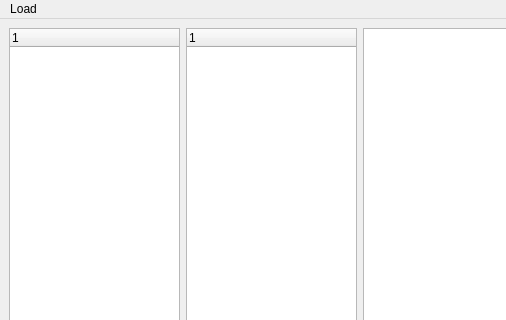
Before: the Qt Designer form src/dds_main_window.ui in wroyca/dds, drawn with Qt 5; both pictures show x 0 to 506 and y 0 to 320 of the 720 by 600 pixel window.
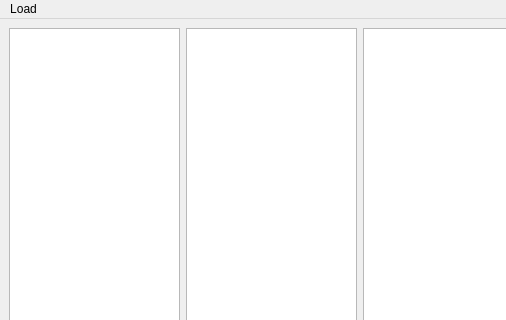
After: the same form once the commit is applied.

Commit message: Fix LIEF exception if the symbol is not found

What changed in the file:
```diff
--- a/src/dds_main_window.ui
+++ b/src/dds_main_window.ui
@@ -19,6 +19,12 @@
      <layout class="QHBoxLayout" name="horizontalLayout">
       <item>
        <widget class="QTreeWidget" name="treeWidget">
+        <property name="rootIsDecorated">
+         <bool>false</bool>
+        </property>
+        <attribute name="headerVisible">
+         <bool>false</bool>
+        </attribute>
         <column>
          <property name="text">
           <string notr="true">1</string>
@@ -28,6 +34,12 @@
       </item>
       <item>
        <widget class="QTreeWidget" name="treeWidget_2">
+        <property name="rootIsDecorated">
+         <bool>false</bool>
+        </property>
+        <attribute name="headerVisible">
+         <bool>false</bool>
+        </attribute>
         <column>
          <property name="text">
           <string notr="true">1</string>
```
The commit also changes 1 other file.
